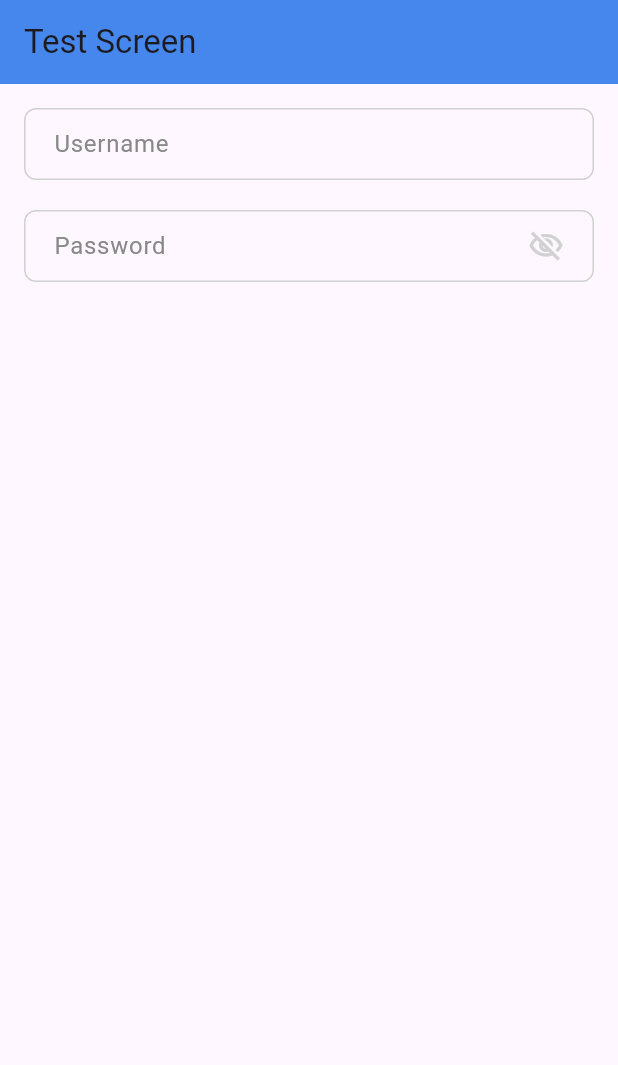
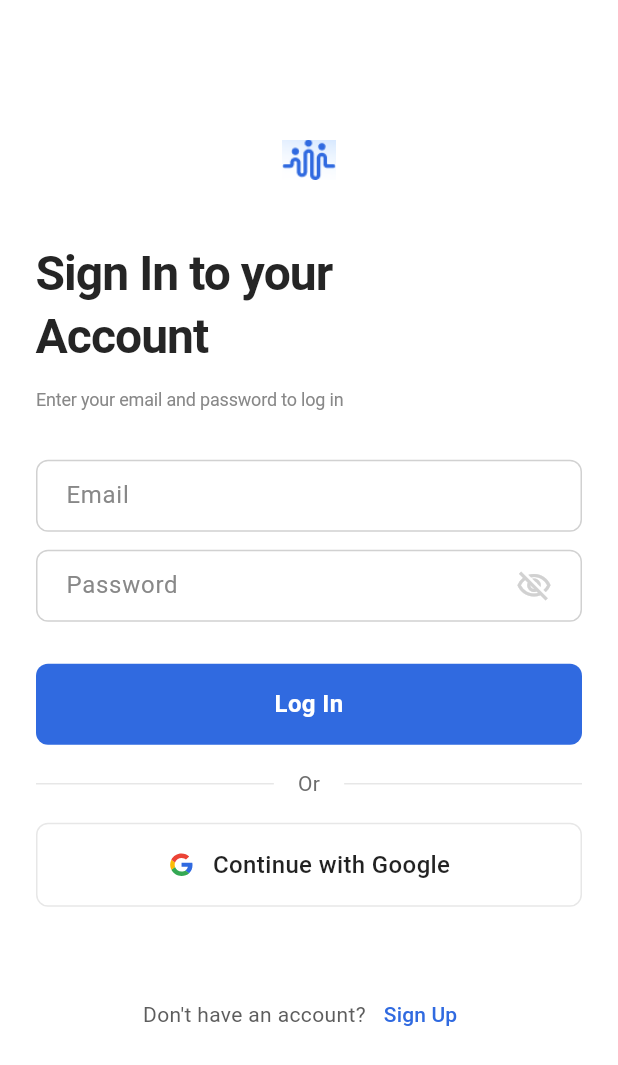
Before and after one commit to Kavishka-Rajapaksha/connect_mate, a Flutter app: the screen it shows after launch, on a phone screen of 412 x 824 dp. Shown: the top 1065 px of the screen. Run offline on Flutter 3.47's test engine with Material 3 defaults, Android fonts, the phone set to English and light mode, and no system bars; our stand-ins replace flutter_svg; Roboto replaces fonts that are missing (Helvetica).

Commit message:
log in page

```diff
--- a/lib/routes.dart
+++ b/lib/routes.dart
@@ -1,3 +1,4 @@
+import 'package:connect_mate/screens/signin_page.dart';
 import 'package:flutter/material.dart';
 import 'package:connect_mate/screens/testscreen.dart';
 
@@ -20,11 +21,11 @@ class AppRouter {
   static Route<dynamic> onGenerateRoute(RouteSettings routeSettings) {
     switch (routeSettings.name) {
       case Routes.home:
-        return _createRoute(const TestScreen());
+        return _createRoute(const SignInPage());
 
       default:
         // If no matching route is found, go to SplashScreen
-        return _createRoute(const TestScreen());
+        return _createRoute(const SignInPage());
     }
   }
 
--- /dev/null
+++ b/lib/screens/signin_page.dart
@@ -0,0 +1,218 @@
+import 'package:flutter/material.dart';
+import 'package:connect_mate/widgets/primary_button_wdget.dart';
+import 'package:flutter_svg/flutter_svg.dart';
+import 'package:connect_mate/theme/theme.dart';
+import 'package:connect_mate/widgets/primary_text_widget.dart';
+
+class SignInPage extends StatefulWidget {
+  const SignInPage({Key? key}) : super(key: key);
+
+  @override
+  State<SignInPage> createState() => _SignInPageState();
+}
+
+class _SignInPageState extends State<SignInPage> {
+  final TextEditingController _emailController = TextEditingController();
+  final TextEditingController _passwordController = TextEditingController();
+
+  @override
+  void dispose() {
+    _emailController.dispose();
+    _passwordController.dispose();
+    super.dispose();
+  }
+
+  @override
+  Widget build(BuildContext context) {
+    return Scaffold(
+      backgroundColor: Colors.white,
+      body: SafeArea(
+        child: Center(
+          child: SingleChildScrollView(
+            padding: const EdgeInsets.symmetric(horizontal: 24),
+            child: Column(
+              mainAxisSize: MainAxisSize.min,
+              mainAxisAlignment: MainAxisAlignment.center,
+              crossAxisAlignment: CrossAxisAlignment.center,
+              children: [
+                // Blue wave logo
+                Image.asset('lib/assets/icons/logo.png', height: 46, width: 36),
+                const SizedBox(height: 32),
+
+                // Title section aligned to the left
+                Align(
+                  alignment: Alignment.centerLeft,
+                  child: Column(
+                    crossAxisAlignment: CrossAxisAlignment.start,
+                    children: [
+                      Text(
+                        'Sign In to your',
+                        style: TextStyle(
+                          color: AppColors.mailGray[950], // Using theme color
+                          fontSize: 32,
+                          fontFamily: 'Helvetica',
+                          fontWeight: FontWeight.w700,
+                          height: 1.30,
+                          letterSpacing: -0.64,
+                        ),
+                      ),
+                      Text(
+                        'Account',
+                        style: TextStyle(
+                          color: AppColors.mailGray[950], // Using theme color
+                          fontSize: 32,
+                          fontFamily: 'Helvetica',
+                          fontWeight: FontWeight.w700,
+                          height: 1.30,
+                          letterSpacing: -0.64,
+                        ),
+                      ),
+                      const SizedBox(height: 12),
+                      Text(
+                        'Enter your email and password to log in',
+                        style: TextStyle(
+                          color: AppColors.mailGray[400], // Using theme color
+                          fontSize: 12,
+                          fontFamily: 'Helvetica',
+                          fontWeight: FontWeight.w400,
+                          height: 1.40,
+                          letterSpacing: -0.12,
+                        ),
+                      ),
+                    ],
+                  ),
+                ),
+
+                const SizedBox(height: 32),
+
+                // Email input using themed PrimaryTextField
+                PrimaryTextField(
+                  placeholder: 'Email',
+                  controller: _emailController,
+                  onChanged: (value) {
+                    // Handle email changes if needed
+                  },
+                ),
+
+                const SizedBox(height: 8),
+
+                // Password input using themed PrimaryTextField
+                PrimaryTextField(
+                  placeholder: 'Password',
+                  isPassword: true,
+                  controller: _passwordController,
+                  onChanged: (value) {
+                    // Handle password changes if needed
+                  },
+                ),
+
+                const SizedBox(height: 24),
+
+                // Primary login button
+                PrimaryButton(
+                  text: 'Log In',
+                  onPressed: () {
+                    // Handle sign in logic
+                  },
+                  backgroundColor:
+                      AppColors.azureRadiance[600] ??
+                      const Color(0xFF306AE0), // Add null check
+                  borderRadius: 8,
+                ),
+
+                const SizedBox(height: 16),
+
+                // Divider with "Or" text
+                Row(
+                  children: [
+                    Expanded(
+                      child: Divider(color: AppColors.mailGray[100]),
+                    ), // Using theme color
+                    Padding(
+                      padding: const EdgeInsets.symmetric(horizontal: 16),
+                      child: Text(
+                        'Or',
+                        style: TextStyle(
+                          color: AppColors.mailGray[500],
+                        ), // Using theme color
+                      ),
+                    ),
+                    Expanded(
+                      child: Divider(color: AppColors.mailGray[100]),
+                    ), // Using theme color
+                  ],
+                ),
+
+                const SizedBox(height: 16),
+
+                // Google Sign In button
+                Container(
+                  width: double.infinity,
+                  height: 56,
+                  decoration: BoxDecoration(
+                    border: Border.all(
+                      color: AppColors.mailGray[100] ?? Colors.grey[300]!,
+                    ), // Add null check
+                    borderRadius: BorderRadius.circular(8),
+                  ),
+                  child: Row(
+                    mainAxisAlignment: MainAxisAlignment.center,
+                    children: [
+                      // Replace Image.asset with SvgPicture.asset for SVG files
+                      SvgPicture.asset(
+                        'lib/assets/icons/google.svg',
+                        height: 18,
+                        width: 18,
+                      ),
+                      const SizedBox(width: 12),
+                      Text(
+                        'Continue with Google',
+                        style: TextStyle(
+                          fontSize: 16,
+                          fontWeight: FontWeight.w500,
+                          color: Colors.black87,
+                        ),
+                      ),
+                    ],
+                  ),
+                ),
+
+                const SizedBox(height: 48),
+
+                // Sign up option at bottom
+                Row(
+                  mainAxisAlignment: MainAxisAlignment.center,
+                  children: [
+                    Text(
+                      "Don't have an account?",
+                      style: TextStyle(
+                        color: AppColors.mailGray[600],
+                        fontSize: 14,
+                      ), // Using theme color
+                    ),
+                    TextButton(
+                      onPressed: () {
+                        // Navigate to signup
+                      },
+                      child: Text(
+                        'Sign Up',
+                        style: TextStyle(
+                          color:
+                              AppColors.azureRadiance[600], // Using theme color
+                          fontSize: 14,
+                          fontWeight: FontWeight.w500,
+                        ),
+                      ),
+                    ),
+                  ],
+                ),
+
+                const SizedBox(height: 40),
+              ],
+            ),
+          ),
+        ),
+      ),
+    );
+  }
+}
--- /dev/null
+++ b/lib/widgets/primary_button_wdget.dart
@@ -0,0 +1,68 @@
+import 'package:flutter/material.dart';
+
+class PrimaryButton extends StatelessWidget {
+  final String text;
+  final VoidCallback? onPressed;
+  final double? width;
+  final double height;
+  final Color backgroundColor;
+  final Color textColor;
+  final double fontSize;
+  final FontWeight fontWeight;
+  final double borderRadius;
+
+  const PrimaryButton({
+    Key? key,
+    required this.text,
+    this.onPressed,
+    this.width, // Removed default width of 327
+    this.height = 54,
+    this.backgroundColor = const Color(0xFF306AE0),
+    this.textColor = Colors.white,
+    this.fontSize = 16,
+    this.fontWeight = FontWeight.w700,
+    this.borderRadius = 4,
+  }) : super(key: key);
+
+  @override
+  Widget build(BuildContext context) {
+    return GestureDetector(
+      onTap: onPressed,
+      child: Container(
+        width: width ?? double.infinity, // Use parent width if not specified
+        height: height,
+        padding: const EdgeInsets.symmetric(
+          horizontal: 24,
+          vertical: 12,
+        ), // Updated to 24 horizontal padding
+        decoration: ShapeDecoration(
+          color: backgroundColor,
+          shape: RoundedRectangleBorder(
+            borderRadius: BorderRadius.circular(borderRadius),
+          ),
+        ),
+        child: Row(
+          mainAxisSize: MainAxisSize.min,
+          mainAxisAlignment: MainAxisAlignment.center,
+          crossAxisAlignment: CrossAxisAlignment.center,
+          children: [
+            Expanded(
+              // Use Expanded instead of SizedBox with fixed width
+              child: Text(
+                text,
+                textAlign: TextAlign.center,
+                style: TextStyle(
+                  color: textColor,
+                  fontSize: fontSize,
+                  fontFamily: 'Helvetica',
+                  fontWeight: fontWeight,
+                  height: 1.50,
+                ),
+              ),
+            ),
+          ],
+        ),
+      ),
+    );
+  }
+}
--- a/pubspec.yaml
+++ b/pubspec.yaml
@@ -60,7 +60,10 @@ flutter:
   # To add assets to your application, add an assets section, like this:
   assets:
     - lib/assets/icons/
-    - lib/assets/images/
+    # Make sure the images directory exists
+    # If it doesn't exist yet, create it
+    # Alternatively, remove this line if not using images yet
+    # - lib/assets/images/
 
   # An image asset can refer to one or more resolution-specific "variants", see
   # https://flutter.dev/to/resolution-aware-images
```
Also changed, not shown: lib/assets/icons/google.svg (added), lib/assets/icons/logo.png (added).
